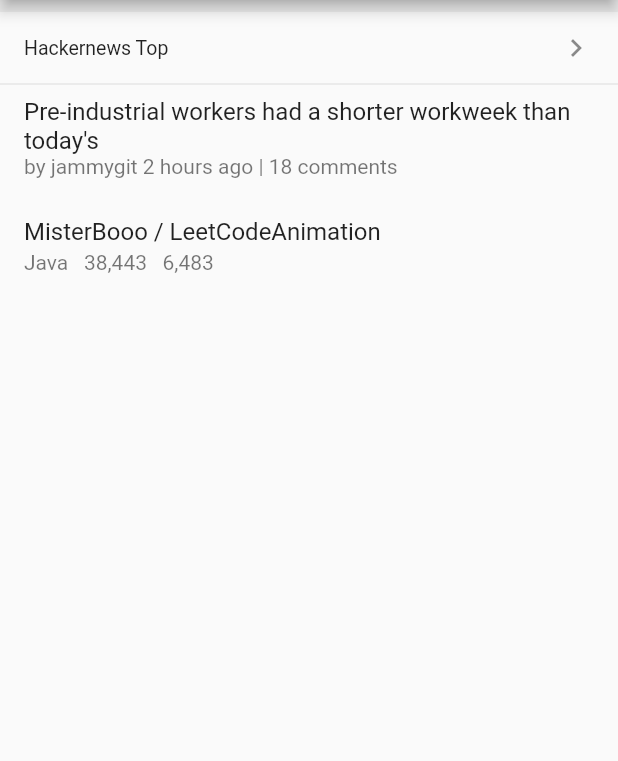
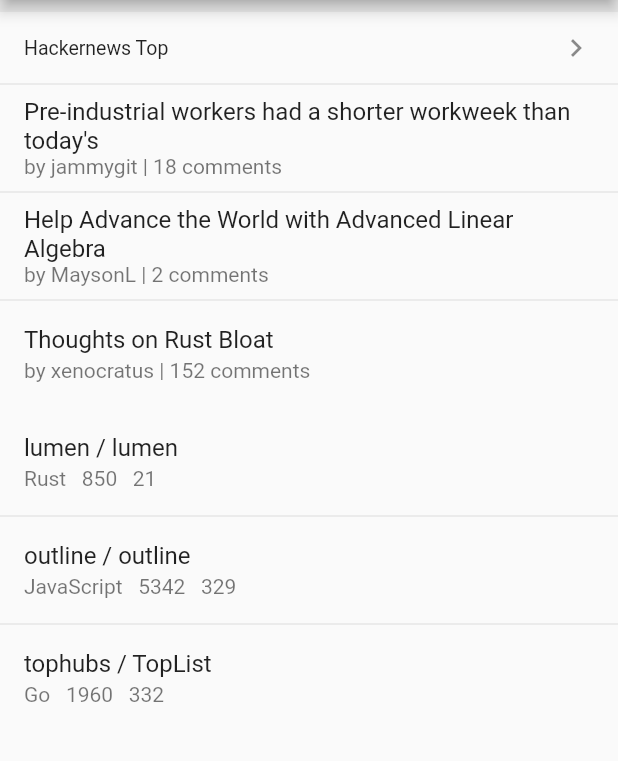
Before and after one commit to explooosion/gitme-learn, a Flutter app: the MainPage screen opened by its route, on a phone screen of 412 x 824 dp, the part 84-845 px from its top. Run offline on Flutter 3.47's test engine with Material 2 defaults, Android fonts, the light colour scheme and no system bars; our stand-ins replace flutter_progress_hud.

Commit message:
Refactor home

```diff
--- a/lib/pages/home.dart
+++ b/lib/pages/home.dart
@@ -112,10 +112,90 @@
   }
 }
 
-class HomePage extends StatelessWidget {
+class HomePage extends StatefulWidget {
+  @override
+  _HomePageState createState() => _HomePageState();
+}
+
+class _HomePageState extends State<HomePage> {
+  final List hnTops = [
+    {
+      "by": "jammygit",
+      "descendants": 18,
+      "title": "Pre-industrial workers had a shorter workweek than today's",
+    },
+    {
+      "by": "MaysonL",
+      "descendants": 2,
+      "title": "Help Advance the World with Advanced Linear Algebra",
+    },
+    {
+      "by": "xenocratus",
+      "descendants": 152,
+      "title": "Thoughts on Rust Bloat",
+    },
+  ];
+
+  final List hnNews = [
+    {
+      "by": "rbanffy",
+      "descendants": 0,
+      "title": "Lost Nuclear Material Resurfaces in Maryland",
+    },
+    {
+      "by": "jakeprins",
+      "descendants": 0,
+      "title": "Find books that help you grow",
+    },
+    {
+      "by": "atlasunshrugged",
+      "descendants": 0,
+      "title": "America's Depressing New Culture War",
+    },
+  ];
+
+  final List ghTrends = [
+    {
+      "author": "lumen",
+      "name": "lumen",
+      "avatar": "https://github.com/lumen.png",
+      "url": "https://github.com/lumen/lumen",
+      "description":
+          "An alternative BEAM implementation, designed for WebAssembly",
+      "language": "Rust",
+      "languageColor": "#dea584",
+      "stars": 850,
+      "forks": 21,
+    },
+    {
+      "author": "outline",
+      "name": "outline",
+      "avatar": "https://github.com/outline.png",
+      "url": "https://github.com/outline/outline",
+      "description":
+          "The fastest wiki and knowledge base for growing teams. Beautiful, feature rich, markdown compatible and open source.",
+      "language": "JavaScript",
+      "languageColor": "#f1e05a",
+      "stars": 5342,
+      "forks": 329,
+    },
+    {
+      "author": "tophubs",
+      "name": "TopList",
+      "avatar": "https://github.com/tophubs.png",
+      "url": "https://github.com/tophubs/TopList",
+      "description":
+          "今日热榜，一个获取各大热门网站热门头条的聚合网站，使用Go语言编写，多协程异步快速抓取信息，预览:https://www.printf520.com/hot.html",
+      "language": "Go",
+      "languageColor": "#00ADD8",
+      "stars": 1960,
+      "forks": 332,
+    }
+  ];
+
   @override
   Widget build(BuildContext context) {
-    return Container(
+    return RefreshIndicator(
       child: ListView(
         children: <Widget>[
           Container(
@@ -134,19 +214,63 @@
           Divider(
             height: 0,
           ),
-          ListTile(
-            title: Text(
-                "Pre-industrial workers had a shorter workweek than today's"),
-            subtitle: Text("by jammygit 2 hours ago | 18 comments"),
-            onTap: () {},
-          ),
-          ListTile(
-            title: Text("MisterBooo / LeetCodeAnimation"),
-            subtitle: Text("Java   38,443   6,483"),
-            onTap: () {},
-          ),
+          ...buildHNTopStories(context),
+          ...buildGHTrends(context),
         ],
       ),
+      onRefresh: () {
+        return Future.delayed(Duration(seconds: 2), () {
+          setState(() {
+            hnTops.add({
+              "by": "robby",
+              "descendants": 22,
+              "title": "Add by Robby",
+            });
+          });
+        });
+      },
     );
   }
+
+  buildHNTopStories(BuildContext context) {
+    return ListTile.divideTiles(
+            context: context,
+            tiles: hnTops.map((story) {
+              return ListTile(
+                title: Text(story["title"]),
+                subtitle: Text(
+                    "by ${story["by"]} | ${story["descendants"]} comments"),
+                onTap: () {},
+              );
+            }).toList())
+        .toList();
+  }
+
+  buildHNNewStories(BuildContext context) {
+    return ListTile.divideTiles(
+            context: context,
+            tiles: hnNews.map((story) {
+              return ListTile(
+                title: Text(story["title"]),
+                subtitle: Text(
+                    "by ${story["by"]} | ${story["descendants"]} comments"),
+                onTap: () {},
+              );
+            }).toList())
+        .toList();
+  }
+
+  buildGHTrends(BuildContext context) {
+    return ListTile.divideTiles(
+            context: context,
+            tiles: ghTrends.map((repo) {
+              return ListTile(
+                title: Text("${repo["author"]} / ${repo["name"]}"),
+                subtitle: Text(
+                    "${repo["language"]}   ${repo["stars"]}   ${repo["forks"]}"),
+                onTap: () {},
+              );
+            }).toList())
+        .toList();
+  }
 }
--- a/lib/pages/repo.dart
+++ b/lib/pages/repo.dart
@@ -1,6 +1,11 @@
 import 'package:flutter/material.dart';
 
-class RepoPage extends StatelessWidget {
+class RepoPage extends StatefulWidget {
+  @override
+  _RepoPageState createState() => _RepoPageState();
+}
+
+class _RepoPageState extends State<RepoPage> {
   final List repoList = [
     {
       "title": "BbsonLin/gitme_reborn",
@@ -22,7 +27,7 @@
 
   @override
   Widget build(BuildContext context) {
-    return Container(
+    return RefreshIndicator(
       child: ListView.separated(
         itemCount: repoList.length,
         itemBuilder: (BuildContext context, int index) {
@@ -39,6 +44,15 @@
           return Divider(height: 8);
         },
       ),
+      onRefresh: () async {
+        return Future.delayed(Duration(seconds: 2), () {
+          setState(() {
+            repoList.add(
+                {"title": "BbsonLin/new-item", "description": "", "lang": ""});
+            print(repoList);
+          });
+        });
+      },
     );
   }
 }
--- a/pubspec.yaml
+++ b/pubspec.yaml
@@ -14,7 +14,7 @@
 version: 1.0.0+1
 
 environment:
-  sdk: ">=2.1.0 <3.0.0"
+  sdk: ">=2.2.2 <3.0.0"
 
 dependencies:
   flutter:
```
